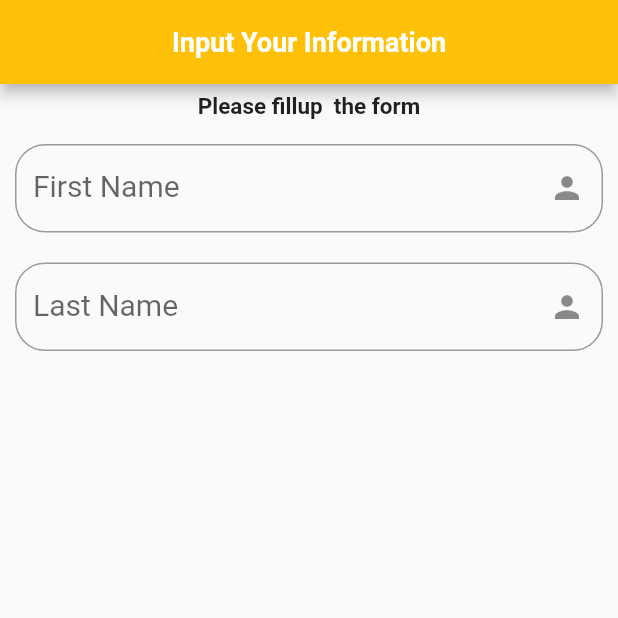
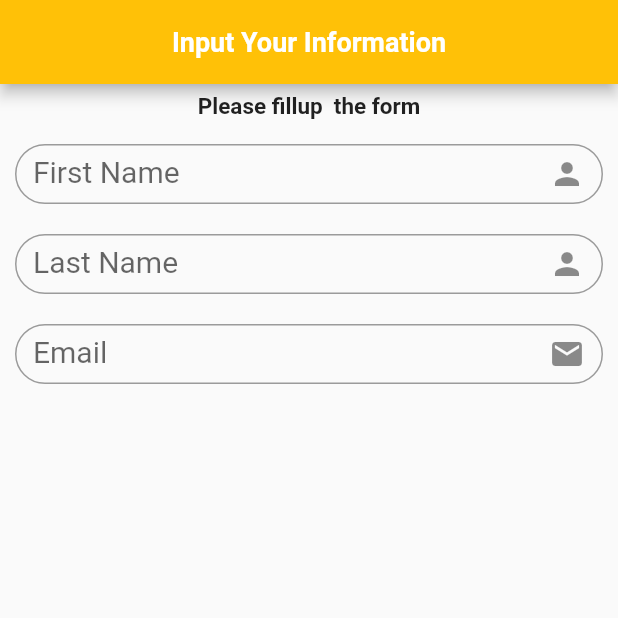
Before and after one commit to vatiza/Flutter_Widgets_Learning, a Flutter app: the screen it shows after launch, on a phone screen of 412 x 824 dp, the top half of it. Run offline on Flutter 3.47's test engine with Material 2 defaults, Android fonts, the phone set to English and light mode, and no system bars.

Commit message:
emial field add

```diff
--- a/lib/person.dart
+++ b/lib/person.dart
@@ -34,14 +34,19 @@ class _PersonFormState extends State<PersonForm> {
             children: [
               Padding(
                 padding: const EdgeInsets.all(10.0),
+                child: SizedBox(
+                  height: 40,
                   child: TextField(
                     decoration: InputDecoration(
-
                       hintText: 'Your First Name',
-                    label: const Text('First Name',style: TextStyle(fontSize: 20),),
+                      label: const Text(
+                        'First Name',
+                        style: TextStyle(fontSize: 20),
+                      ),
                       suffixIcon: const Icon(Icons.person),
                       border: OutlineInputBorder(
                         borderRadius: BorderRadius.circular(20.0),
+                      ),
                     ),
                   ),
                 ),
@@ -50,19 +55,46 @@ class _PersonFormState extends State<PersonForm> {
                 children: [
                   Padding(
                     padding: const EdgeInsets.all(10.0),
+                    child: SizedBox(
+                      height: 40,
                       child: TextField(
                         decoration: InputDecoration(
-
                           hintText: 'Your Last Name',
-                    label: const Text('Last Name',style: TextStyle(fontSize: 20),),
+                          label: const Text(
+                            'Last Name',
+                            style: TextStyle(fontSize: 20),
+                          ),
                           suffixIcon: const Icon(Icons.person),
                           border: OutlineInputBorder(
-
                             borderRadius: BorderRadius.circular(20.0),
                           ),
                         ),
                       ),
                     ),
+                  ),
+                  Column(
+                    children: [
+                      Padding(
+                        padding: const EdgeInsets.all(10.0),
+                        child: SizedBox(
+                          height: 40,
+                          child: TextField(
+                            decoration: InputDecoration(
+                              hintText: 'example@email.com',
+                              label: const Text(
+                                'Email',
+                                style: TextStyle(fontSize: 20),
+                              ),
+                              suffixIcon: const Icon(Icons.email),
+                              border: OutlineInputBorder(
+                                borderRadius: BorderRadius.circular(20.0),
+                              ),
+                            ),
+                          ),
+                        ),
+                      ),
+                    ],
+                  )
                 ],
               )
             ],
```
Lines whose indentation alone changed are shown as unchanged.
